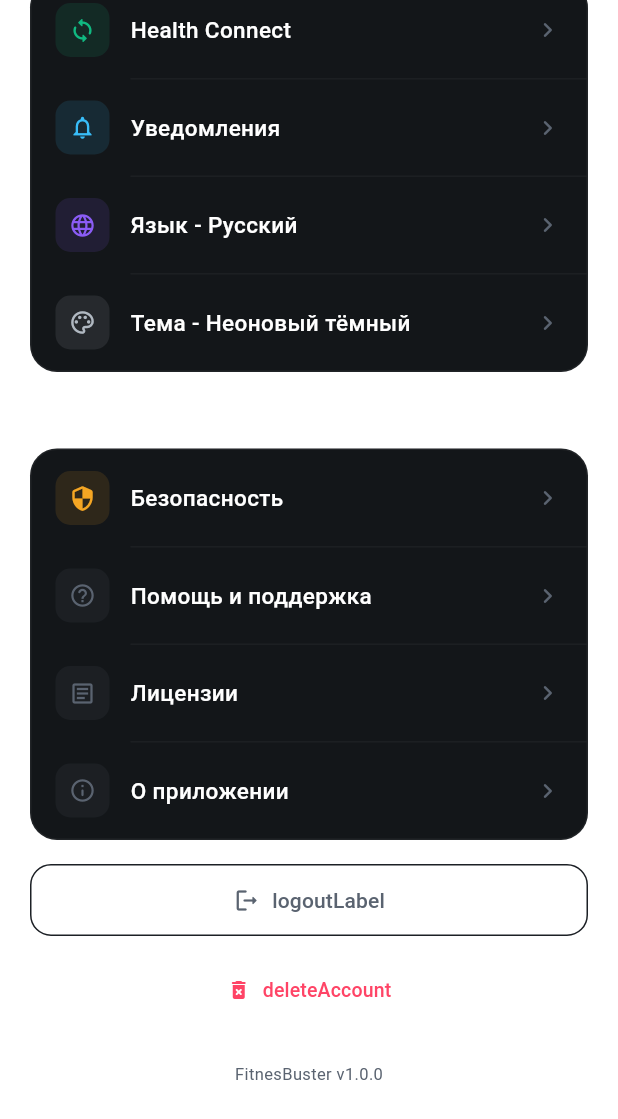
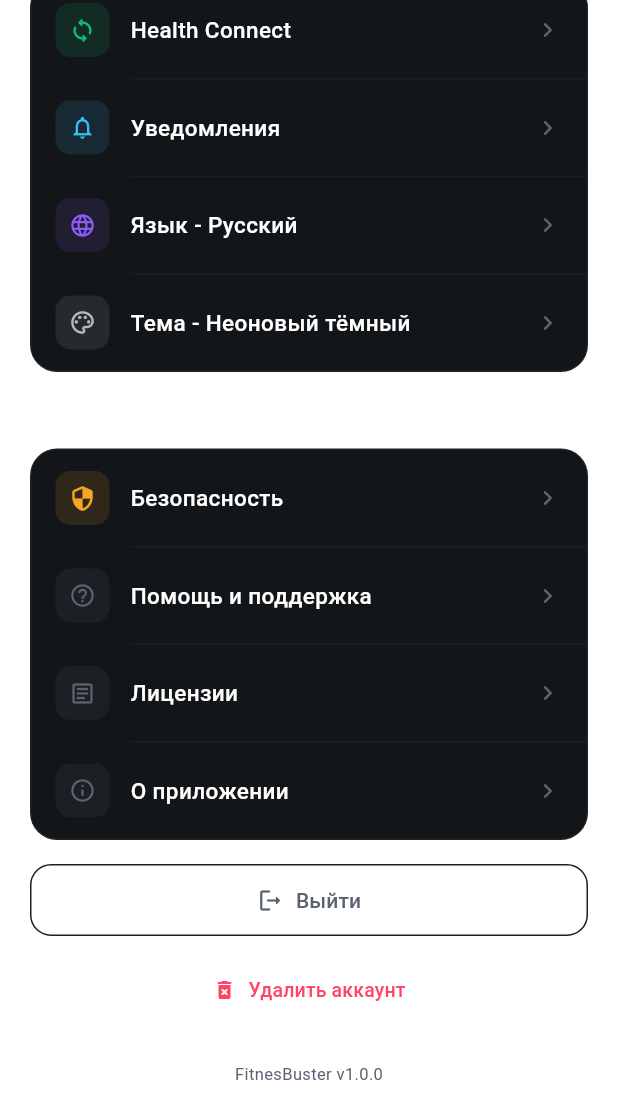
Before and after one commit to maksimyugov89/fitnesbuster, a Flutter app: the ProfileScreen screen opened directly, scrolled down 855 dp, on a phone screen of 412 x 824 dp. Shown: the top 1119 px of the screen. Run offline on Flutter 3.47's test engine with Material 3 defaults, Android fonts, the phone set to English and light mode, and no system bars; our stand-ins replace bloc, cached_network_image, cloud_firestore, cloud_functions, connectivity_plus, equatable and 21 more; missing offline and left inert: health, mobile_scanner, model_viewer_plus, openfoodfacts; accounts and stored records are empty; project files that could hold a hidden picture were left out.

Commit message:
Fix button label keys (logoutLabel->logoutBtn, deleteAccount->deleteAccountBtn)

```diff
--- a/lib/presentation/widgets/profile/profile_misc_widgets.dart
+++ b/lib/presentation/widgets/profile/profile_misc_widgets.dart
@@ -15,7 +15,7 @@ class LogoutButton extends StatelessWidget {
       child: OutlinedButton.icon(
         onPressed: onTap,
         icon: Icon(Icons.logout_rounded, color: colors.textMuted, size: 18),
-        label: Text(AppLocalizations.tl('logoutLabel'), style: TextStyle(color: colors.textMuted)),
+        label: Text(AppLocalizations.tl('logoutBtn'), style: TextStyle(color: colors.textMuted)),
         style: OutlinedButton.styleFrom(
           side: BorderSide(color: colors.surfaceLight),
           shape: RoundedRectangleBorder(borderRadius: BorderRadius.circular(14)),
@@ -39,7 +39,7 @@ class DeleteAccountButton extends StatelessWidget {
       child: TextButton.icon(
         onPressed: onTap,
         icon: Icon(Icons.delete_forever_rounded, color: colors.error, size: 16),
-        label: Text(AppLocalizations.tl('deleteAccount'), style: TextStyle(color: colors.error, fontSize: 13)),
+        label: Text(AppLocalizations.tl('deleteAccountBtn'), style: TextStyle(color: colors.error, fontSize: 13)),
         style: TextButton.styleFrom(padding: const EdgeInsets.symmetric(vertical: 8)),
       ),
     );
```
